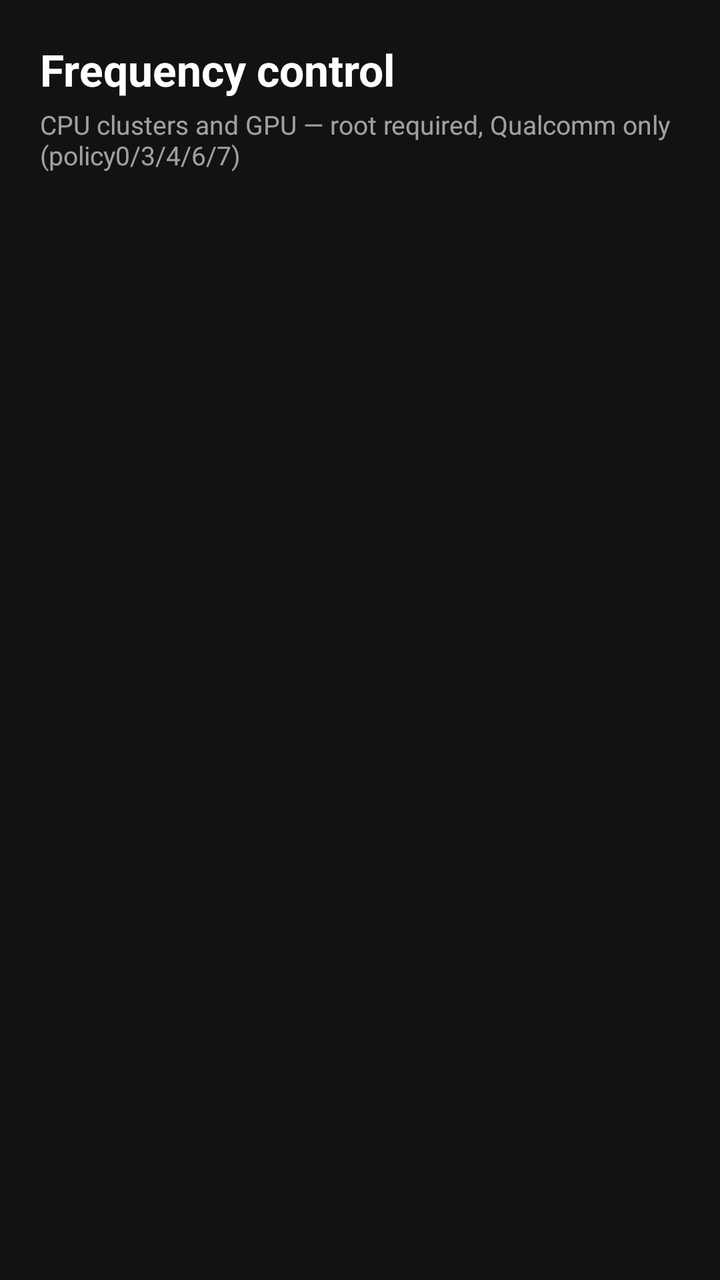
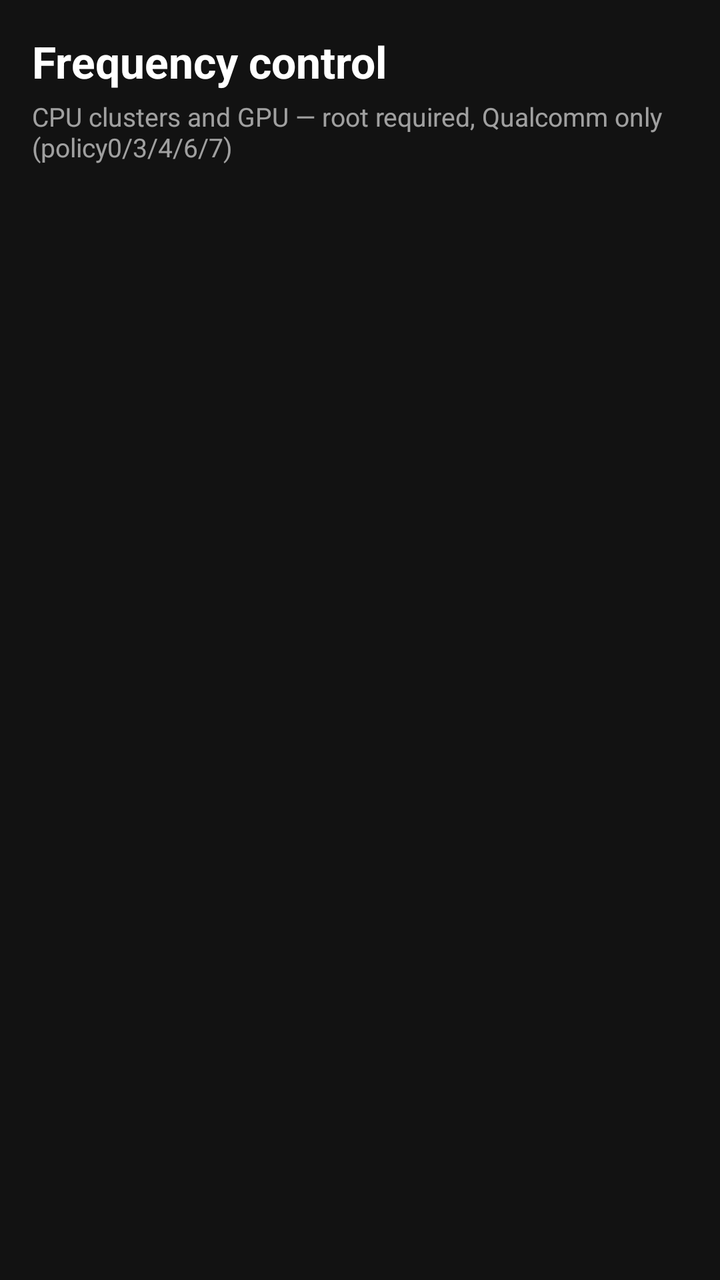

The first picture is an Android layout as it rendered before a commit; the second is the same layout after the commit. The layout source and the unified diff follow.
<!-- AndroidManifest.xml: application theme Theme.ThermalOverlay -->
<!-- res/layout/activity_freq_control.xml -->
<?xml version="1.0" encoding="utf-8"?>
<ScrollView xmlns:android="http://schemas.android.com/apk/res/android"
    android:layout_width="match_parent"
    android:layout_height="match_parent"
    android:background="@color/bg_dark"
    android:fillViewport="true">

    <LinearLayout
        android:layout_width="match_parent"
        android:layout_height="wrap_content"
        android:orientation="vertical"
        android:padding="20dp">

        <TextView
            android:layout_width="wrap_content"
            android:layout_height="wrap_content"
            android:text="@string/freq_control_title"
            android:textColor="@color/text_primary"
            android:textSize="22sp"
            android:textStyle="bold"
            android:layout_marginBottom="4dp" />

        <TextView
            android:layout_width="wrap_content"
            android:layout_height="wrap_content"
            android:text="@string/freq_control_subtitle"
            android:textColor="@color/text_secondary"
            android:textSize="13sp"
            android:layout_marginBottom="16dp" />

        <LinearLayout
            android:id="@+id/cluster_container"
            android:layout_width="match_parent"
            android:layout_height="wrap_content"
            android:orientation="vertical" />

        <LinearLayout
            android:id="@+id/cpu_boost_container"
            android:layout_width="match_parent"
            android:layout_height="wrap_content"
            android:orientation="vertical" />

        <LinearLayout
            android:id="@+id/core_container"
            android:layout_width="match_parent"
            android:layout_height="wrap_content"
            android:orientation="vertical" />

        <LinearLayout
            android:id="@+id/gpu_container"
            android:layout_width="match_parent"
            android:layout_height="wrap_content"
            android:orientation="vertical" />

    </LinearLayout>
</ScrollView>
<!-- resources referenced by this layout -->
<resources>
  <color name="bg_dark">#121212</color>
  <color name="text_primary">#ffffff</color>
  <color name="text_secondary">#99ffffff</color>
  <string name="freq_control_subtitle">CPU clusters and GPU — root required, Qualcomm only (policy0/3/4/6/7)</string>
  <string name="freq_control_title">Frequency control</string>
  <style name="Theme.ThermalOverlay" parent="Theme.AppCompat.NoActionBar">
          <item name="android:windowBackground">@color/bg_dark</item>
          <item name="colorAccent">@color/accent</item>
  
          
          <item name="android:statusBarColor">@color/bg_dark</item>
          <item name="android:navigationBarColor">@color/bg_dark</item>
          <item name="android:windowLightStatusBar" tools:targetApi="23">false</item>
          <item name="android:windowLightNavigationBar" tools:targetApi="27">false</item>
          
          <item name="android:navigationBarDividerColor" tools:targetApi="28">@color/bg_dark</item>
          
          <item name="android:enforceNavigationBarContrast" tools:targetApi="29">false</item>
          <item name="android:enforceStatusBarContrast" tools:targetApi="29">false</item>
      </style>
  <color name="accent">#02d98d</color>
</resources>

<!-- the commit's change to res/layout/activity_freq_control.xml (unified diff, before → after) -->
@@ -9,7 +9,7 @@
         android:layout_width="match_parent"
         android:layout_height="wrap_content"
         android:orientation="vertical"
-        android:padding="20dp">
+        android:padding="16dp">
 
         <TextView
             android:layout_width="wrap_content"
<!-- resource entries referenced after the edit -->
@@ -19,7 +19,15 @@
           
           <item name="android:enforceNavigationBarContrast" tools:targetApi="29">false</item>
           <item name="android:enforceStatusBarContrast" tools:targetApi="29">false</item>
+  
+          
+          <item name="dropDownListViewStyle">@style/Widget.ThermalOverlay.DropDownList</item>
       </style>
   <color name="accent">#02d98d</color>
+  <style name="Widget.ThermalOverlay.DropDownList" parent="Widget.AppCompat.ListView.DropDown">
+          <item name="android:listSelector">@android:color/transparent</item>
+          <item name="android:divider">@null</item>
+          <item name="android:dividerHeight">0dp</item>
+      </style>
 </resources>
 
